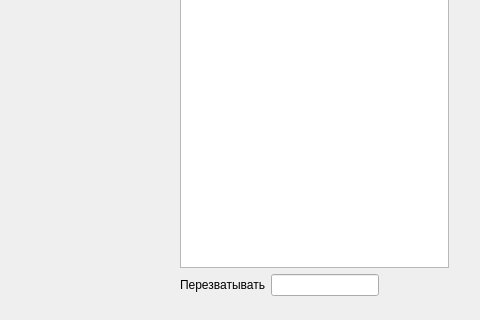
First picture: the form in home_window.ui, repository shm0nya/Lipilin-s-game, before the edit; both pictures show x 470 to 950 and y 315 to 635 of the 950 by 635 pixel window.
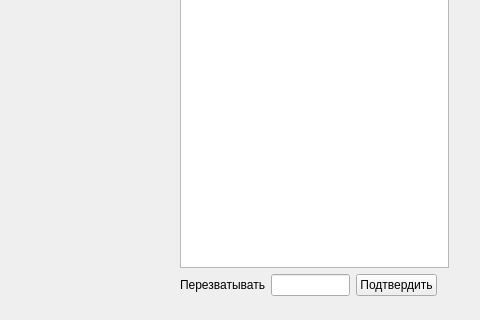
Second picture: the form after the edit.

```diff
--- a/home_window.ui
+++ b/home_window.ui
@@ -211,7 +211,7 @@
     <string>Кнопка, для игры в соло. Заменяет сигнал старт</string>
    </property>
   </widget>
-  <widget class="QWidget" name="">
+  <widget class="QWidget" name="layoutWidget">
    <property name="geometry">
     <rect>
      <x>650</x>
@@ -236,6 +236,13 @@
       <item>
        <widget class="QLineEdit" name="edit_overhere"/>
       </item>
+      <item>
+       <widget class="QPushButton" name="button_inercept">
+        <property name="text">
+         <string>Подтвердить</string>
+        </property>
+       </widget>
+      </item>
       <item>
        <spacer name="horizontalSpacer_4">
         <property name="orientation">
```
